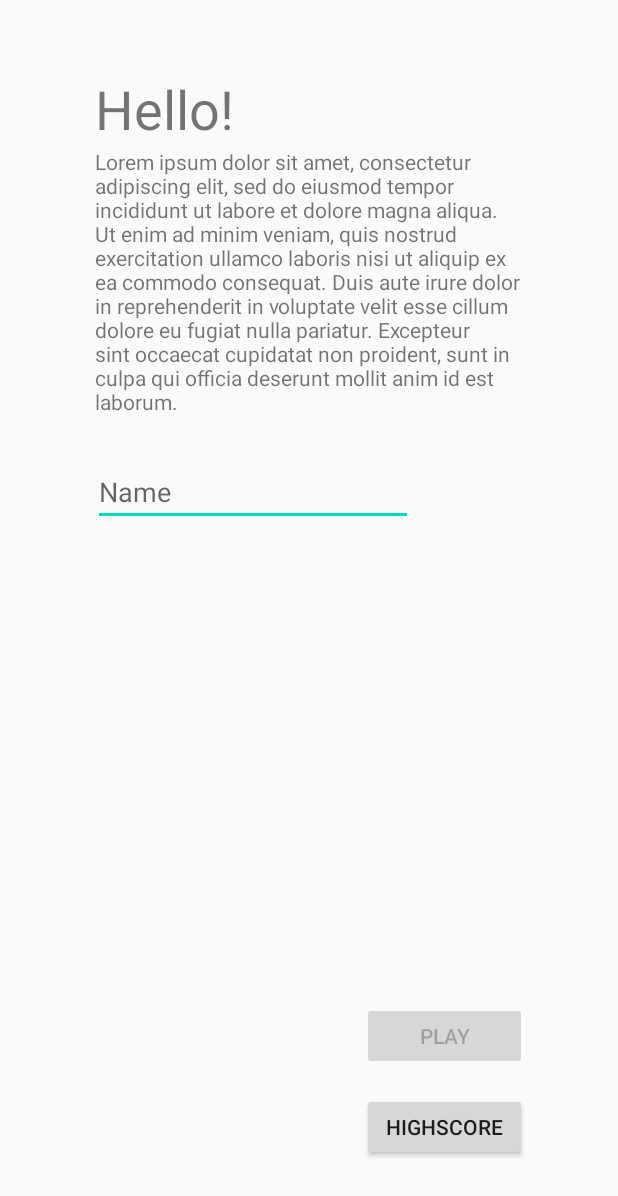
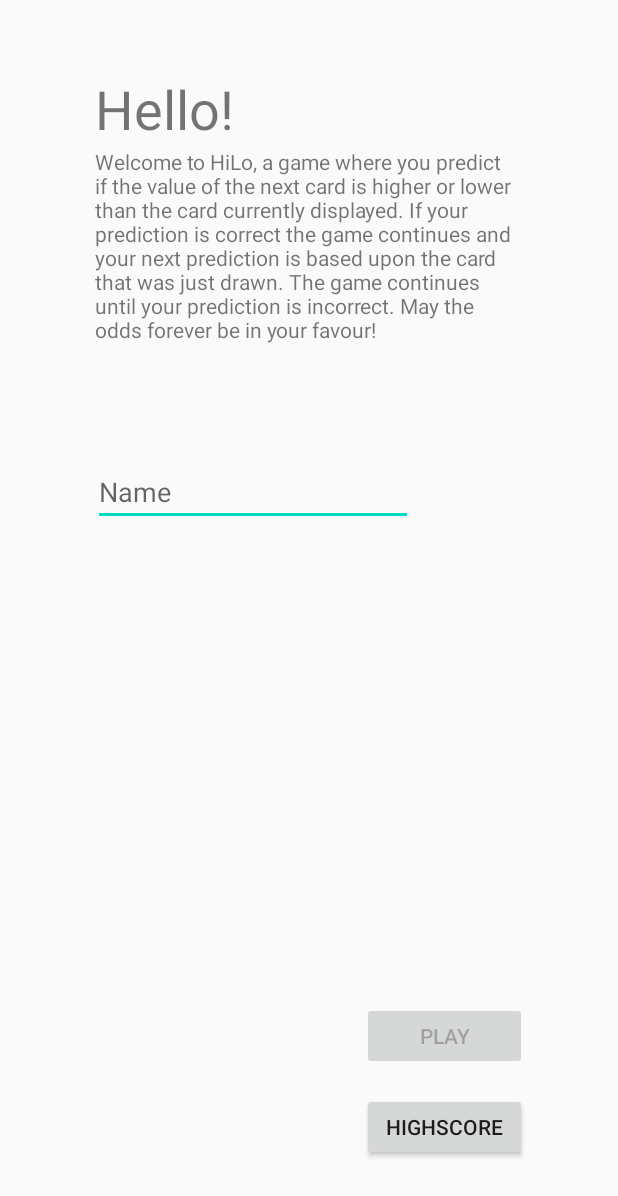
Before and after one commit to rchorngren/uznair, an Android app: the screen it shows after launch (MainActivity), on a phone screen of 412 x 824 dp. Shown: the top 1196 px of the screen. Run offline under Robolectric (Android 15) with nearby library versions, the light colour scheme and no system bars.

Commit message:
Added proper details explaining the game

```diff
--- a/app/src/main/res/values/strings.xml
+++ b/app/src/main/res/values/strings.xml
@@ -2,7 +2,7 @@
     <string name="app_name">uznair</string>
     <string name="greeting_header">Hello!</string>
     <string name="description_paragraph">
-        Lorem ipsum dolor sit amet, consectetur adipiscing elit, sed do eiusmod tempor incididunt ut labore et dolore magna aliqua. Ut enim ad minim veniam, quis nostrud exercitation ullamco laboris nisi ut aliquip ex ea commodo consequat. Duis aute irure dolor in reprehenderit in voluptate velit esse cillum dolore eu fugiat nulla pariatur. Excepteur sint occaecat cupidatat non proident, sunt in culpa qui officia deserunt mollit anim id est laborum.
+        Welcome to HiLo, a game where you predict if the value of the next card is higher or lower than the card currently displayed. If your prediction is correct the game continues and your next prediction is based upon the card that was just drawn. The game continues until your prediction is incorrect. May the odds forever be in your favour!
     </string>
     <string name="player_name_input">Name</string>
     <string name="play_button">Play</string>
```
Also changed, not shown: 1 other file.
